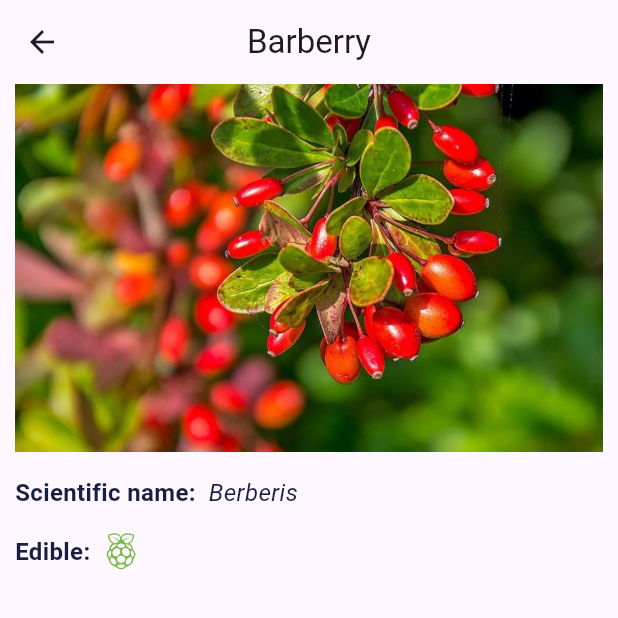
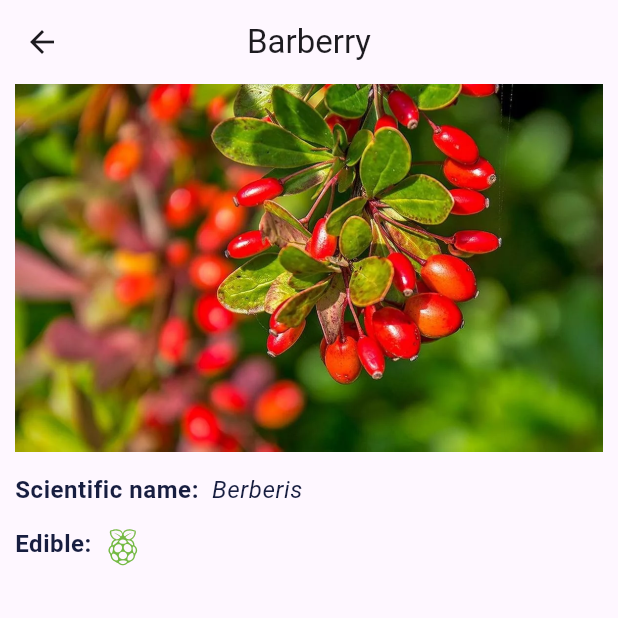
Before and after one commit to tanyapog/wikiberry, a Flutter app: the screen it shows after launch, after a tap on "Barberry", on a phone screen of 412 x 824 dp, the top half of it. Run offline on Flutter 3.47's test engine with Material 3 defaults, Android fonts, the phone set to English and light mode, and no system bars; our stand-ins replace freezed_annotation.

Commit message:
AppTextStyle

```diff
--- a/lib/presentation/berry/berry_screen.dart
+++ b/lib/presentation/berry/berry_screen.dart
@@ -4,6 +4,7 @@ import 'package:wikiberria/presentation/shared/theme/app_icon.dart';
 
 import '../../domain/berry.dart';
 import '../shared/box.dart';
+import '../shared/theme/app_text.dart';
 
 class BerryScreen extends StatelessWidget {
   final Berry berry;
@@ -27,7 +28,7 @@ class BerryScreen extends StatelessWidget {
             _InfoElement.string(
               title: "Scientific name",
               content: berry.latinName,
-              contentStyle: const TextStyle(fontStyle: FontStyle.italic),
+              contentStyle: AppTextStyle.titleMediumGray90.copyWith(fontStyle: FontStyle.italic),
             ),
             Box.s16,
             _InfoElement.widget(
@@ -62,16 +63,12 @@ class _InfoElement extends StatelessWidget {
     return Flexible(child: Row(
       crossAxisAlignment: CrossAxisAlignment.start,
       children: [
-        Text("$title:  ", style: const TextStyle(
-          color: AppColors.grey90,
-          fontSize: 16,
-          fontWeight: FontWeight.bold,
-        )),
+        Text(
+          "$title:  ",
+          style: AppTextStyle.titleMediumGray90.copyWith(fontWeight: FontWeight.bold),
+        ),
         if (content != null) Expanded(
-          child: Text(content!,
-            style: contentStyle == null
-                ? const TextStyle(fontSize: 16, color: AppColors.grey90)
-                : contentStyle?.copyWith(fontSize: 16, color: AppColors.grey90)),
+          child: Text(content!, style: contentStyle ?? AppTextStyle.titleMediumGray90)
         ),
         if (child != null) child!,
       ],
--- a/lib/presentation/catalog/catalog_screen.dart
+++ b/lib/presentation/catalog/catalog_screen.dart
@@ -3,6 +3,7 @@ import 'package:flutter/material.dart';
 import '../shared/box.dart';
 import '../shared/theme/app_colors.dart';
 import '../shared/theme/app_icon.dart';
+import '../shared/theme/app_text.dart';
 import 'widgets/berry_list.dart';
 
 class CatalogScreen extends StatelessWidget {
@@ -12,8 +13,9 @@ class CatalogScreen extends StatelessWidget {
   Widget build(BuildContext context) {
     return Scaffold(
       appBar: AppBar(
-          title: const _AppTitle(),
-          centerTitle: true,
+        title: const _AppTitle(),
+        centerTitle: true,
+        toolbarHeight: 70,
       ),
       body: const BerryList(),
     );
@@ -25,17 +27,15 @@ class _AppTitle extends StatelessWidget {
 
   @override
   Widget build(BuildContext context) {
-    return const Row(
+    return Row(
       mainAxisSize: MainAxisSize.min,
       mainAxisAlignment: MainAxisAlignment.center,
       children: [
-        Icon(AppIcon.raspberry, color: AppColors.primaryLight, size: 30),
+        const Icon(AppIcon.raspberry, color: AppColors.primaryLight, size: 32),
         Box.s16,
-        Text("Wikiberria", style: TextStyle(
-          color: AppColors.primary,
-          fontWeight: FontWeight.w400,
-          fontSize: 30,
-        )),
+        Text("Wikiberria", style: AppTextStyle.headlineLargePrimary),
+        Box.s16,
+        Box.s32, // for symmetry
       ],
     );
   }
--- /dev/null
+++ b/lib/presentation/shared/theme/app_text.dart
@@ -0,0 +1,42 @@
+import 'package:flutter/material.dart';
+
+import 'app_colors.dart';
+
+class AppTextTheme {
+  const AppTextTheme._();
+  static final theme = TextTheme(
+    headlineLarge: AppTextStyle.headlineLarge,
+    headlineMedium: AppTextStyle.headlineMedium,
+    headlineSmall: AppTextStyle.headlineSmall,
+    titleLarge: AppTextStyle.titleLarge,
+    titleMedium: AppTextStyle.titleMedium,
+    titleSmall: AppTextStyle.titleSmall,
+    bodyLarge: AppTextStyle.bodyLarge,
+    bodyMedium: AppTextStyle.bodyMedium,
+    bodySmall: AppTextStyle.bodySmall,
+    labelMedium: AppTextStyle.labelMedium,
+    labelSmall: AppTextStyle.labelSmall,
+  );
+}
+
+class AppTextStyle {
+  const AppTextStyle._();
+
+  static final headlineLarge = TextStyle(fontSize: 32, letterSpacing: percentToPx(0.07), height: 1.18);
+  static final headlineMedium = TextStyle(fontSize: 28, letterSpacing: percentToPx(-0.45), height: 1.14);
+  static final headlineSmall = TextStyle(fontSize: 22, letterSpacing: percentToPx(-0.26), height: 1.27);
+  static final titleLarge = TextStyle(fontSize: 20, letterSpacing: percentToPx(-0.44), height: 1.20);
+  static final titleMedium = TextStyle(fontSize: 16, letterSpacing: percentToPx(-2.31), height: 1.25);
+  static final titleSmall = TextStyle(fontSize: 15, letterSpacing: percentToPx(-0.23), height: 1.33);
+  static final bodyLarge = TextStyle(fontSize: 17, letterSpacing: percentToPx(-0.31), height: 1.29);
+  static final bodyMedium = TextStyle(fontSize: 13, letterSpacing: percentToPx(-0.15), height: 1.23);
+  static const bodySmall = TextStyle(fontSize: 12, height: 1.33);
+  static final labelMedium = TextStyle(fontSize: 12, letterSpacing: percentToPx(2.1), height: 1.33);
+  static const labelSmall = TextStyle(fontSize: 11, height: 1.09);
+
+  static final headlineLargePrimary = headlineLarge.copyWith(color: AppColors.primary);
+  static final titleMediumGray90 = titleMedium.copyWith(color: AppColors.grey90);
+}
+
+/// value in % to the same value in px
+double percentToPx(double value) => 0.16 * value.abs();
```
